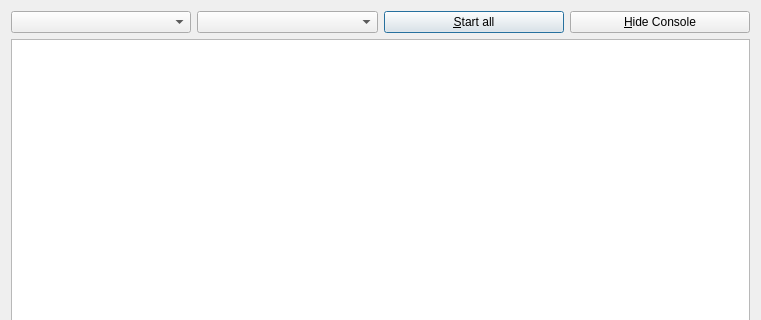
This is rqt_launch/resource/launch_widget.ui in smd-ros-rpm-release/rqt_common_plugins-release as Qt 5 draws it before an edit; both pictures show x 0 to 761 and y 0 to 320 of the 761 by 484 pixel window. The edited form follows.
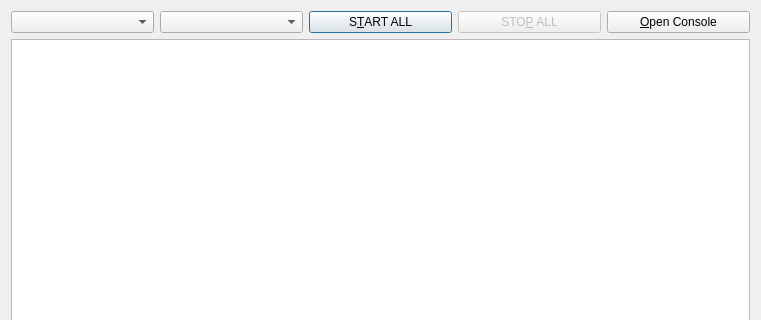
This is the edited form.

```diff
--- a/rqt_launch/resource/launch_widget.ui
+++ b/rqt_launch/resource/launch_widget.ui
@@ -31,14 +31,24 @@
      <item>
       <widget class="QPushButton" name="_pushbutton_start_stop_all">
        <property name="text">
-        <string>&amp;Start all</string>
+        <string>S&amp;TART ALL</string>
+       </property>
+      </widget>
+     </item>
+     <item>
+      <widget class="QPushButton" name="_pushbutton_stop_all">
+       <property name="enabled">
+        <bool>false</bool>
+       </property>
+       <property name="text">
+        <string>STO&amp;P ALL</string>
        </property>
       </widget>
      </item>
      <item>
       <widget class="QPushButton" name="_pushbutton_show_hide_console">
        <property name="text">
-        <string>&amp;Hide Console</string>
+        <string>&amp;Open Console</string>
        </property>
       </widget>
      </item>
```
Left out of the diff: 5 changed lines with no effect on the pictures.
